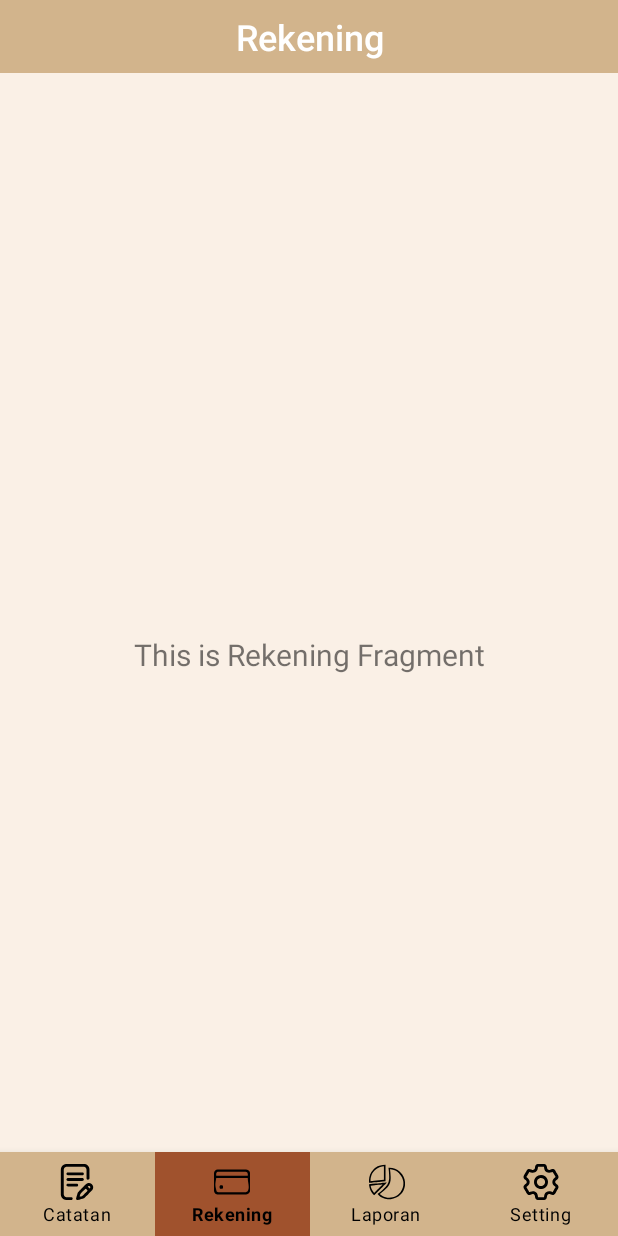
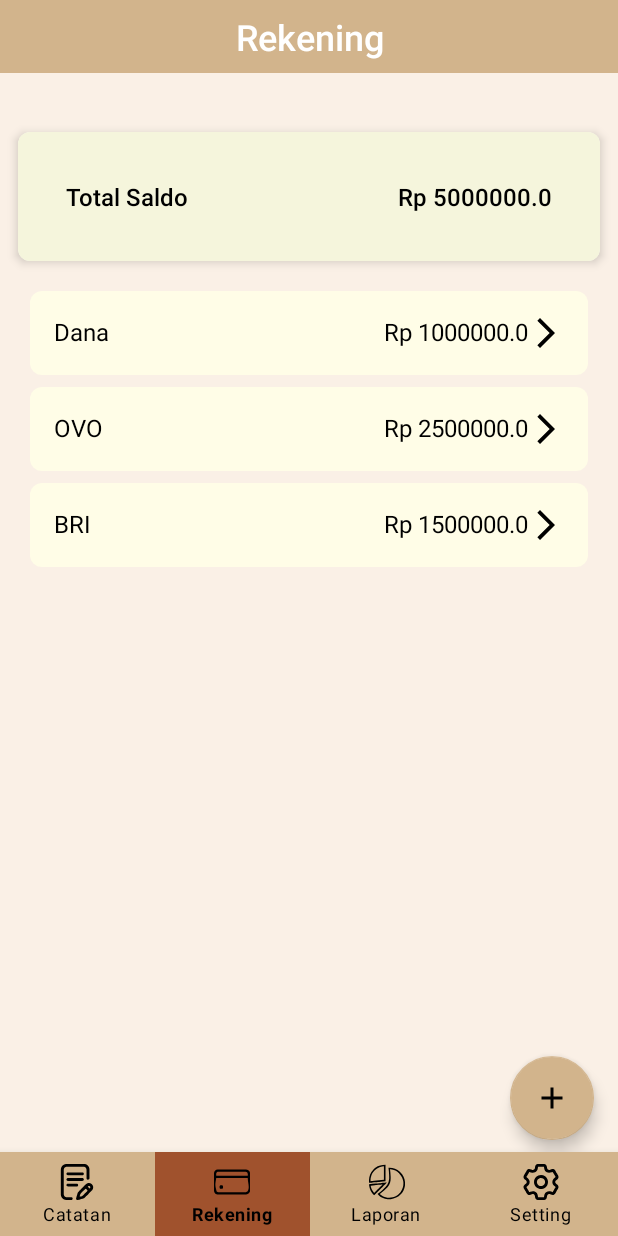
Before and after one commit to MhmdFahreza/ReNote, an Android app: the RekeningFragment screen opened through its navigation route, on a phone screen of 412 x 824 dp. Run offline under Robolectric (Android 15) with nearby library versions, the phone set to English and light mode, and no system bars; our stand-ins replace navigation-ui.

Commit message:
layout rekening

```diff
--- /dev/null
+++ b/app/src/main/java/com/piggybank/renote/ui/rekening/Rekening.kt
@@ -0,0 +1,6 @@
+package com.piggybank.renote.ui.rekening
+
+data class Rekening(
+    val name: String,
+    val balance: Double
+)
--- /dev/null
+++ b/app/src/main/java/com/piggybank/renote/ui/rekening/RekeningAdapter.kt
@@ -0,0 +1,31 @@
+package com.piggybank.renote.ui.rekening
+
+import android.view.LayoutInflater
+import android.view.View
+import android.view.ViewGroup
+import android.widget.TextView
+import androidx.recyclerview.widget.RecyclerView
+import com.piggybank.renote.R
+
+class RekeningAdapter(private val rekeningList: List<Rekening>) :
+    RecyclerView.Adapter<RekeningAdapter.RekeningViewHolder>() {
+
+    class RekeningViewHolder(itemView: View) : RecyclerView.ViewHolder(itemView) {
+        val nameTextView: TextView = itemView.findViewById(R.id.rekening_name)
+        val balanceTextView: TextView = itemView.findViewById(R.id.account_amount)
+    }
+
+    override fun onCreateViewHolder(parent: ViewGroup, viewType: Int): RekeningViewHolder {
+        val view = LayoutInflater.from(parent.context)
+            .inflate(R.layout.item_rekening, parent, false)
+        return RekeningViewHolder(view)
+    }
+
+    override fun onBindViewHolder(holder: RekeningViewHolder, position: Int) {
+        val rekening = rekeningList[position]
+        holder.nameTextView.text = rekening.name
+        holder.balanceTextView.text = "Rp ${rekening.balance}"
+    }
+
+    override fun getItemCount() = rekeningList.size
+}
--- a/app/src/main/java/com/piggybank/renote/ui/rekening/RekeningFragment.kt
+++ b/app/src/main/java/com/piggybank/renote/ui/rekening/RekeningFragment.kt
@@ -4,17 +4,14 @@ import android.os.Bundle
 import android.view.LayoutInflater
 import android.view.View
 import android.view.ViewGroup
-import android.widget.TextView
 import androidx.fragment.app.Fragment
 import androidx.lifecycle.ViewModelProvider
+import androidx.recyclerview.widget.LinearLayoutManager
 import com.piggybank.renote.databinding.FragmentRekeningBinding
 
 class RekeningFragment : Fragment() {
 
     private var _binding: FragmentRekeningBinding? = null
-
-    // This property is only valid between onCreateView and
-    // onDestroyView.
     private val binding get() = _binding!!
 
     override fun onCreateView(
@@ -28,10 +25,18 @@ class RekeningFragment : Fragment() {
         _binding = FragmentRekeningBinding.inflate(inflater, container, false)
         val root: View = binding.root
 
-        val textView: TextView = binding.textRekening
-        rekeningViewModel.text.observe(viewLifecycleOwner) {
-            textView.text = it
+        // Observe total saldo and set it to TextView
+        rekeningViewModel.totalSaldo.observe(viewLifecycleOwner) { totalSaldo ->
+            binding.totalSaldo.text = "Rp $totalSaldo"
         }
+
+        // Setup RecyclerView
+        rekeningViewModel.rekeningList.observe(viewLifecycleOwner) { rekeningList ->
+            val adapter = RekeningAdapter(rekeningList)
+            binding.rekeningList.layoutManager = LinearLayoutManager(requireContext())
+            binding.rekeningList.adapter = adapter
+        }
+
         return root
     }
 
--- a/app/src/main/java/com/piggybank/renote/ui/rekening/RekeningViewModel.kt
+++ b/app/src/main/java/com/piggybank/renote/ui/rekening/RekeningViewModel.kt
@@ -6,8 +6,17 @@ import androidx.lifecycle.ViewModel
 
 class RekeningViewModel : ViewModel() {
 
-    private val _text = MutableLiveData<String>().apply {
-        value = "This is Rekening Fragment"
+    private val _rekeningList = MutableLiveData<List<Rekening>>().apply {
+        value = listOf(
+            Rekening("Dana", 1000000.0),
+            Rekening("OVO", 2500000.0),
+            Rekening("BRI", 1500000.0)
+        )
     }
-    val text: LiveData<String> = _text
+    val rekeningList: LiveData<List<Rekening>> = _rekeningList
+
+    private val _totalSaldo = MutableLiveData<Double>().apply {
+        value = _rekeningList.value?.sumOf { it.balance } ?: 0.0
+    }
+    val totalSaldo: LiveData<Double> = _totalSaldo
 }
--- /dev/null
+++ b/app/src/main/res/drawable/rounded_rekening.xml
@@ -0,0 +1,5 @@
+<?xml version="1.0" encoding="utf-8"?>
+<shape xmlns:android="http://schemas.android.com/apk/res/android">
+    <solid android:color="@color/warm_cream"/>
+    <corners android:radius="8dp"/>
+</shape>
--- a/app/src/main/res/layout/fragment_rekening.xml
+++ b/app/src/main/res/layout/fragment_rekening.xml
@@ -1,12 +1,12 @@
 <?xml version="1.0" encoding="utf-8"?>
-<androidx.constraintlayout.widget.ConstraintLayout
-    xmlns:android="http://schemas.android.com/apk/res/android"
+<androidx.constraintlayout.widget.ConstraintLayout xmlns:android="http://schemas.android.com/apk/res/android"
     xmlns:app="http://schemas.android.com/apk/res-auto"
     xmlns:tools="http://schemas.android.com/tools"
     android:layout_width="match_parent"
     android:layout_height="match_parent"
     tools:context=".ui.rekening.RekeningFragment">
 
+    <!-- Title Label -->
     <TextView
         android:id="@+id/title_label"
         android:layout_width="match_parent"
@@ -24,18 +24,100 @@
         app:layout_constraintTop_toTopOf="parent"
         tools:ignore="TextContrastCheck" />
 
+    <!-- Rekening Section Title -->
     <TextView
         android:id="@+id/text_rekening"
         android:layout_width="match_parent"
         android:layout_height="wrap_content"
         android:layout_marginStart="8dp"
         android:layout_marginEnd="8dp"
+        android:gravity="center"
         android:textAlignment="center"
         android:textSize="20sp"
-        android:gravity="center"
-        app:layout_constraintTop_toBottomOf="@id/title_label"
+        app:layout_constraintBottom_toTopOf="@id/saldo_card_container"
+        app:layout_constraintEnd_toEndOf="parent"
+        app:layout_constraintStart_toStartOf="parent"
+        app:layout_constraintTop_toBottomOf="@id/title_label" />
+
+    <!-- CardView for Saldo -->
+    <androidx.cardview.widget.CardView
+        android:id="@+id/saldo_card_container"
+        android:layout_width="match_parent"
+        android:layout_height="wrap_content"
+        android:layout_margin="12dp"
+        app:cardCornerRadius="8dp"
+        app:cardElevation="4dp"
+        app:layout_constraintEnd_toEndOf="parent"
+        app:layout_constraintStart_toStartOf="parent"
+        app:layout_constraintTop_toBottomOf="@id/text_rekening">
+
+        <!-- Total Saldo Container -->
+        <LinearLayout
+            android:layout_width="match_parent"
+            android:layout_height="wrap_content"
+            android:background="@color/light_cream"
+            android:orientation="horizontal"
+            android:padding="32dp">
+
+            <!-- Total Saldo Label -->
+            <TextView
+                android:id="@+id/label_total_saldo"
+                android:layout_width="0dp"
+                android:layout_height="wrap_content"
+                android:layout_weight="1"
+                android:fontFamily="sans-serif-light"
+                android:gravity="start"
+                android:text="@string/tittle_totalSaldo"
+                android:textColor="@android:color/black"
+                android:textSize="16sp"
+                android:textStyle="bold" />
+
+            <!-- Total Saldo Amount -->
+            <TextView
+                android:id="@+id/total_saldo"
+                android:layout_width="wrap_content"
+                android:layout_height="wrap_content"
+                android:layout_marginStart="8dp"
+                android:fontFamily="sans-serif-light"
+                android:gravity="end"
+                android:text="@string/total_saldo"
+                android:textColor="@android:color/black"
+                android:textSize="16sp"
+                android:textStyle="bold" />
+        </LinearLayout>
+
+    </androidx.cardview.widget.CardView>
+
+    <!-- RecyclerView for My Rekening List -->
+    <androidx.recyclerview.widget.RecyclerView
+        android:id="@+id/rekening_list"
+        android:layout_width="match_parent"
+        android:layout_height="0dp"
+        android:layout_margin="16dp"
+        app:layout_constraintBottom_toBottomOf="parent"
+        app:layout_constraintEnd_toEndOf="parent"
+        app:layout_constraintStart_toStartOf="parent"
+        app:layout_constraintTop_toBottomOf="@id/saldo_card_container"
+        tools:listitem="@layout/item_rekening" />
+
+    <View
+        android:id="@+id/bottom_spacers"
+        android:layout_width="0dp"
+        android:layout_height="48dp"
         app:layout_constraintBottom_toBottomOf="parent"
         app:layout_constraintStart_toStartOf="parent"
         app:layout_constraintEnd_toEndOf="parent" />
 
+    <com.google.android.material.floatingactionbutton.FloatingActionButton
+        android:id="@+id/rekening_add"
+        android:layout_width="wrap_content"
+        android:layout_height="wrap_content"
+        android:layout_margin="16dp"
+        android:contentDescription="@string/tambah"
+        android:src="@drawable/ic_add"
+        app:backgroundTint="@color/light_brown"
+        app:layout_constraintBottom_toTopOf="@id/bottom_spacers"
+        app:layout_constraintEnd_toEndOf="parent" />
+
+
 </androidx.constraintlayout.widget.ConstraintLayout>
--- /dev/null
+++ b/app/src/main/res/layout/item_rekening.xml
@@ -0,0 +1,40 @@
+<?xml version="1.0" encoding="utf-8"?>
+<LinearLayout
+    xmlns:android="http://schemas.android.com/apk/res/android"
+    xmlns:app="http://schemas.android.com/apk/res-auto"
+    android:layout_width="match_parent"
+    android:layout_height="wrap_content"
+    android:orientation="horizontal"
+    android:padding="16dp"
+    android:layout_margin="4dp"
+    android:background="@drawable/rounded_rekening">
+
+    <!-- Account Name -->
+    <TextView
+        android:id="@+id/rekening_name"
+        android:layout_width="0dp"
+        android:layout_height="wrap_content"
+        android:layout_weight="1"
+        android:text="@string/nama_rekening"
+        android:textColor="@android:color/black"
+        android:textSize="16sp" />
+
+    <!-- Account Balance -->
+    <TextView
+        android:id="@+id/account_amount"
+        android:layout_width="wrap_content"
+        android:layout_height="wrap_content"
+        android:text="@string/jumlah_rekening"
+        android:textColor="@android:color/black"
+        android:textSize="16sp" />
+
+    <!-- Arrow Icon -->
+    <ImageView
+        android:id="@+id/arrow_icon"
+        android:layout_width="wrap_content"
+        android:layout_height="wrap_content"
+        android:src="@drawable/baseline_arrow_right"
+        android:contentDescription="@string/edit"
+        app:tint="@android:color/black" />
+
+</LinearLayout>
--- a/app/src/main/res/values/strings.xml
+++ b/app/src/main/res/values/strings.xml
@@ -22,4 +22,9 @@
     <string name="hasil_scan">Hasil Scan</string>
     <string name="pengeluaran">Pengeluaran</string>
     <string name="pemasukan">Pemasukan</string>
+    <string name="total_saldo">Rp. 0</string>
+    <string name="tittle_totalSaldo">Total Saldo</string>
+    <string name="nama_rekening">Nama Rekening</string>
+    <string name="jumlah_rekening">0</string>
+    <string name="edit">Edit</string>
 </resources>
```
